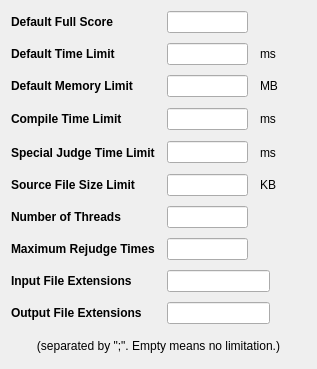
Above: forms_win32/generalsettings.ui from Dust1404/Project_LemonPlus before the change. Below: the same form after it.
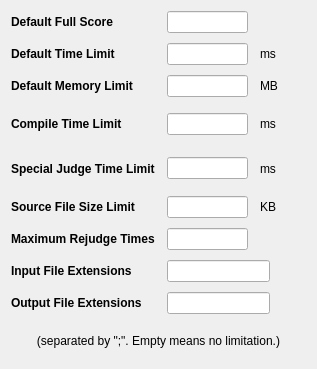
That is the form after the change.

```diff
--- a/forms_win32/generalsettings.ui
+++ b/forms_win32/generalsettings.ui
@@ -20,13 +20,103 @@
    <property name="verticalSpacing">
     <number>10</number>
    </property>
+   <item row="5" column="1">
+    <layout class="QHBoxLayout" name="horizontalLayout_6">
+     <property name="spacing">
+      <number>12</number>
+     </property>
+     <item>
+      <widget class="QLineEdit" name="fileSizeLimit">
+       <property name="sizePolicy">
+        <sizepolicy hsizetype="Fixed" vsizetype="Fixed">
+         <horstretch>0</horstretch>
+         <verstretch>0</verstretch>
+        </sizepolicy>
+       </property>
+       <property name="minimumSize">
+        <size>
+         <width>81</width>
+         <height>0</height>
+        </size>
+       </property>
+       <property name="maximumSize">
+        <size>
+         <width>81</width>
+         <height>16777215</height>
+        </size>
+       </property>
+      </widget>
+     </item>
+     <item>
+      <widget class="QLabel" name="label_9">
+       <property name="sizePolicy">
+        <sizepolicy hsizetype="Fixed" vsizetype="Preferred">
+         <horstretch>0</horstretch>
+         <verstretch>0</verstretch>
+        </sizepolicy>
+       </property>
+       <property name="styleSheet">
+        <string notr="true">font-size: 9pt;</string>
+       </property>
+       <property name="text">
+        <string>KB</string>
+       </property>
+      </widget>
+     </item>
+     <item>
+      <spacer name="horizontalSpacer_6">
+       <property name="orientation">
+        <enum>Qt::Horizontal</enum>
+       </property>
+       <property name="sizeHint" stdset="0">
+        <size>
+         <width>40</width>
+         <height>20</height>
+        </size>
+       </property>
+      </spacer>
+     </item>
+    </layout>
+   </item>
+   <item row="9" column="0" colspan="2">
+    <widget class="QLabel" name="label_11">
+     <property name="styleSheet">
+      <string notr="true">font-size:9pt;</string>
+     </property>
+     <property name="text">
+      <string>(separated by &quot;;&quot;. Empty means no limitation.)</string>
+     </property>
+     <property name="alignment">
+      <set>Qt::AlignCenter</set>
+     </property>
+    </widget>
+   </item>
+   <item row="6" column="0">
+    <widget class="QLabel" name="label_13">
+     <property name="sizePolicy">
+      <sizepolicy hsizetype="Fixed" vsizetype="Fixed">
+       <horstretch>0</horstretch>
+       <verstretch>0</verstretch>
+      </sizepolicy>
+     </property>
+     <property name="font">
+      <font>
+       <weight>75</weight>
+       <bold>true</bold>
+      </font>
+     </property>
+     <property name="styleSheet">
+      <string notr="true">font-size:9pt;font-weight:bold;</string>
+     </property>
+     <property name="text">
+      <string>Maximum Rejudge Times</string>
+     </property>
+    </widget>
+   </item>
    <item row="6" column="1">
-    <layout class="QHBoxLayout" name="horizontalLayout_10">
-     <property name="spacing">
-      <number>12</number>
-     </property>
+    <layout class="QHBoxLayout" name="horizontalLayout_8">
      <item>
-      <widget class="QLineEdit" name="numberOfThreads">
+      <widget class="QLineEdit" name="rejudgeTimes">
        <property name="minimumSize">
         <size>
          <width>81</width>
@@ -42,7 +132,7 @@
       </widget>
      </item>
      <item>
-      <spacer name="horizontalSpacer_8">
+      <spacer name="horizontalSpacer_10">
        <property name="orientation">
         <enum>Qt::Horizontal</enum>
        </property>
@@ -56,7 +146,17 @@
      </item>
     </layout>
    </item>
-   <item row="8" column="1">
+   <item row="7" column="0">
+    <widget class="QLabel" name="label_10">
+     <property name="styleSheet">
+      <string notr="true">font-size:9pt;font-weight:bold;</string>
+     </property>
+     <property name="text">
+      <string>Input File Extensions</string>
+     </property>
+    </widget>
+   </item>
+   <item row="7" column="1">
     <layout class="QHBoxLayout" name="horizontalLayout_7">
      <item>
       <widget class="QLineEdit" name="inputFileExtensions"/>
@@ -77,16 +177,6 @@
     </layout>
    </item>
    <item row="8" column="0">
-    <widget class="QLabel" name="label_10">
-     <property name="styleSheet">
-      <string notr="true">font-size:9pt;font-weight:bold;</string>
-     </property>
-     <property name="text">
-      <string>Input File Extensions</string>
-     </property>
-    </widget>
-   </item>
-   <item row="9" column="0">
     <widget class="QLabel" name="label_12">
      <property name="styleSheet">
       <string notr="true">font-size:9pt;font-weight:bold;</string>
@@ -96,7 +186,7 @@
      </property>
     </widget>
    </item>
-   <item row="9" column="1">
+   <item row="8" column="1">
     <layout class="QHBoxLayout" name="horizontalLayout">
      <item>
       <widget class="QLineEdit" name="outputFileExtensions"/>
@@ -483,148 +573,6 @@
      </item>
     </layout>
    </item>
-   <item row="5" column="1">
-    <layout class="QHBoxLayout" name="horizontalLayout_6">
-     <property name="spacing">
-      <number>12</number>
-     </property>
-     <item>
-      <widget class="QLineEdit" name="fileSizeLimit">
-       <property name="sizePolicy">
-        <sizepolicy hsizetype="Fixed" vsizetype="Fixed">
-         <horstretch>0</horstretch>
-         <verstretch>0</verstretch>
-        </sizepolicy>
-       </property>
-       <property name="minimumSize">
-        <size>
-         <width>81</width>
-         <height>0</height>
-        </size>
-       </property>
-       <property name="maximumSize">
-        <size>
-         <width>81</width>
-         <height>16777215</height>
-        </size>
-       </property>
-      </widget>
-     </item>
-     <item>
-      <widget class="QLabel" name="label_9">
-       <property name="sizePolicy">
-        <sizepolicy hsizetype="Fixed" vsizetype="Preferred">
-         <horstretch>0</horstretch>
-         <verstretch>0</verstretch>
-        </sizepolicy>
-       </property>
-       <property name="styleSheet">
-        <string notr="true">font-size: 9pt;</string>
-       </property>
-       <property name="text">
-        <string>KB</string>
-       </property>
-      </widget>
-     </item>
-     <item>
-      <spacer name="horizontalSpacer_6">
-       <property name="orientation">
-        <enum>Qt::Horizontal</enum>
-       </property>
-       <property name="sizeHint" stdset="0">
-        <size>
-         <width>40</width>
-         <height>20</height>
-        </size>
-       </property>
-      </spacer>
-     </item>
-    </layout>
-   </item>
-   <item row="6" column="0">
-    <widget class="QLabel" name="label_19">
-     <property name="sizePolicy">
-      <sizepolicy hsizetype="Fixed" vsizetype="Fixed">
-       <horstretch>0</horstretch>
-       <verstretch>0</verstretch>
-      </sizepolicy>
-     </property>
-     <property name="styleSheet">
-      <string notr="true">font-size:9pt;font-weight:bold;</string>
-     </property>
-     <property name="text">
-      <string>Number of Threads</string>
-     </property>
-    </widget>
-   </item>
-   <item row="10" column="0" colspan="2">
-    <widget class="QLabel" name="label_11">
-     <property name="styleSheet">
-      <string notr="true">font-size:9pt;</string>
-     </property>
-     <property name="text">
-      <string>(separated by &quot;;&quot;. Empty means no limitation.)</string>
-     </property>
-     <property name="alignment">
-      <set>Qt::AlignCenter</set>
-     </property>
-    </widget>
-   </item>
-   <item row="7" column="1">
-    <layout class="QHBoxLayout" name="horizontalLayout_8">
-     <item>
-      <widget class="QLineEdit" name="rejudgeTimes">
-       <property name="minimumSize">
-        <size>
-         <width>81</width>
-         <height>0</height>
-        </size>
-       </property>
-       <property name="maximumSize">
-        <size>
-         <width>81</width>
-         <height>16777215</height>
-        </size>
-       </property>
-      </widget>
-     </item>
-     <item>
-      <spacer name="horizontalSpacer_10">
-       <property name="orientation">
-        <enum>Qt::Horizontal</enum>
-       </property>
-       <property name="sizeHint" stdset="0">
-        <size>
-         <width>201</width>
-         <height>20</height>
-        </size>
-       </property>
-      </spacer>
-     </item>
-    </layout>
-   </item>
-   <item row="7" column="0">
-    <widget class="QLabel" name="label_13">
-     <property name="sizePolicy">
-      <sizepolicy hsizetype="Fixed" vsizetype="Fixed">
-       <horstretch>0</horstretch>
-       <verstretch>0</verstretch>
-      </sizepolicy>
-     </property>
-     <property name="font">
-      <font>
-       <weight>75</weight>
-       <bold>true</bold>
-      </font>
-     </property>
-     <property name="styleSheet">
-      <string notr="true">font-size:9pt;font-weight:bold;</string>
-     </property>
-     <property name="text">
-      <string>Maximum Rejudge Times</string>
-     </property>
-    </widget>
-   </item>
   </layout>
  </widget>
  <resources/>
```
Left out of the diff: 64 changed lines with no effect on the pictures.
